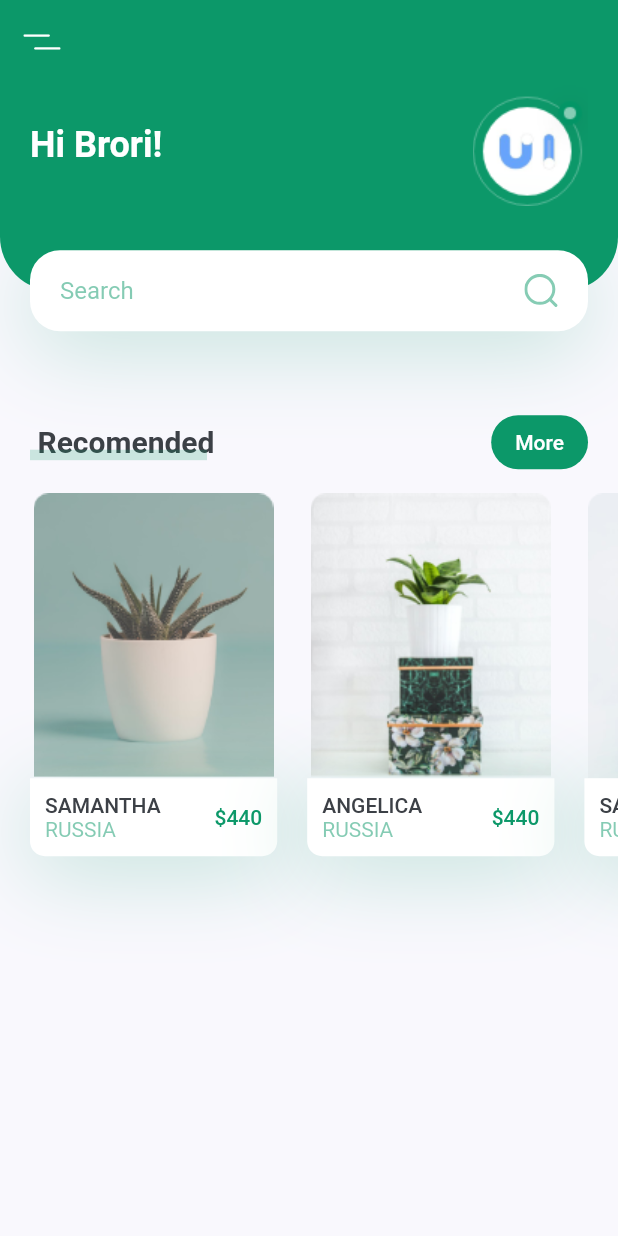
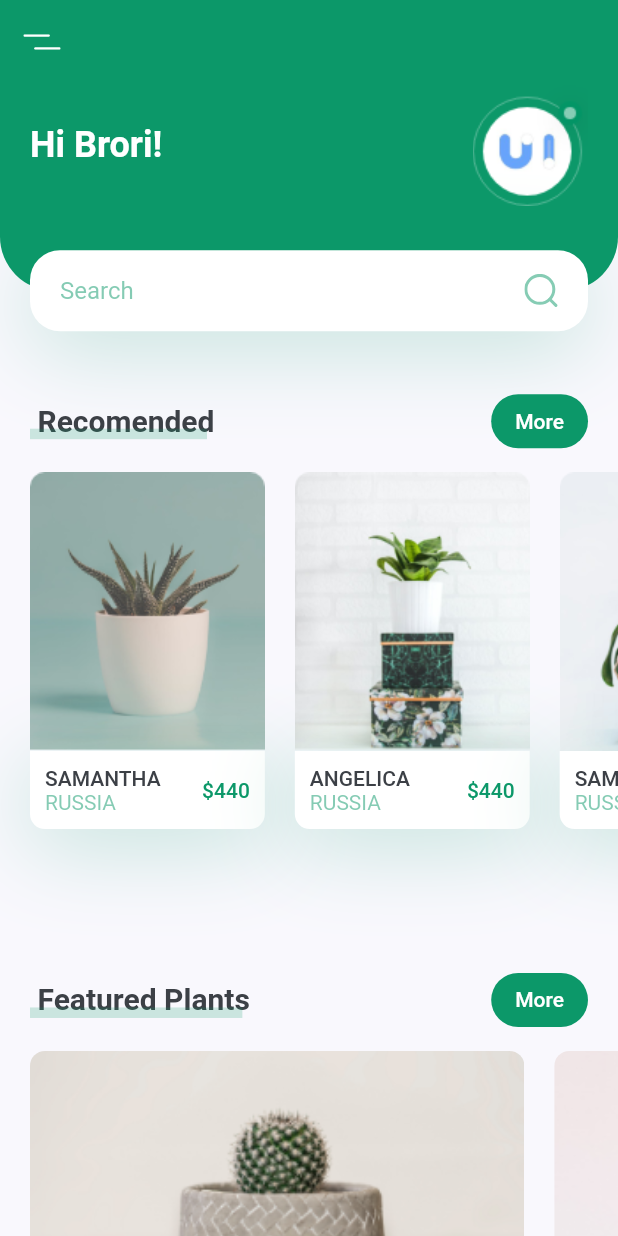
Before and after one commit to Dzaky02/plant_app_flutter_ui, a Flutter app: the screen it shows after launch, on a phone screen of 412 x 824 dp. Run offline on Flutter 3.47's test engine with Material 2 defaults, Android fonts, the phone set to English and light mode, and no system bars; our stand-ins replace flutter_svg.

Commit message:
Featured Plants ListView.

```diff
--- a/lib/pages/home/components/body.dart
+++ b/lib/pages/home/components/body.dart
@@ -2,6 +2,7 @@ import 'dart:ui';
 
 import 'package:flutter/material.dart';
 import 'package:plant_app_flutter_ui/models/plant_model.dart';
+import 'package:plant_app_flutter_ui/pages/home/components/featured_plants.dart';
 import 'package:plant_app_flutter_ui/pages/home/components/header_with_searchbox.dart';
 import 'package:plant_app_flutter_ui/pages/home/components/list_of_recomend_plants.dart';
 import 'package:plant_app_flutter_ui/pages/home/components/title_with_more_btn.dart';
@@ -34,6 +35,11 @@ class Body extends StatelessWidget {
       price: 440,
     ),
   ];
+  final List<String> listOfFeaturedPlants = [
+    "assets/images/bottom_img_1.png",
+    "assets/images/bottom_img_2.png",
+    "assets/images/bottom_img_1.png",
+  ];
 
   @override
   Widget build(BuildContext context) {
@@ -46,6 +52,11 @@ class Body extends StatelessWidget {
           HeaderWithSearchBox(size: size),
           TitleWithMoreBtn(title: 'Recomended', press: () {}),
           ListOfRecomendPlants(size: size, listOfPlants: listOfPlants),
+          TitleWithMoreBtn(title: 'Featured Plants', press: () {}),
+          FeaturedPlants(listOfFeaturedPlants: listOfFeaturedPlants),
+          SizedBox(
+            height: defaultPadding,
+          ),
         ],
       ),
     );
--- /dev/null
+++ b/lib/pages/home/components/featured_plants.dart
@@ -0,0 +1,61 @@
+import 'package:flutter/material.dart';
+import 'package:plant_app_flutter_ui/theme.dart';
+
+class FeaturedPlants extends StatelessWidget {
+  const FeaturedPlants({
+    Key? key,
+    required this.listOfFeaturedPlants,
+  }) : super(key: key);
+
+  final List<String> listOfFeaturedPlants;
+
+  @override
+  Widget build(BuildContext context) {
+    return Container(
+      height: 185,
+      child: ListView.builder(
+        scrollDirection: Axis.horizontal,
+        itemCount: listOfFeaturedPlants.length,
+        itemBuilder: (context, index) => FeaturePlantCard(
+          image: listOfFeaturedPlants[index],
+          press: () {},
+        ),
+      ),
+    );
+  }
+}
+
+class FeaturePlantCard extends StatelessWidget {
+  const FeaturePlantCard({
+    Key? key,
+    required this.image,
+    required this.press,
+  }) : super(key: key);
+
+  final String image;
+  final Function press;
+
+  @override
+  Widget build(BuildContext context) {
+    Size size = MediaQuery.of(context).size;
+    return GestureDetector(
+      onTap: () => press,
+      child: Container(
+        width: size.width * 0.8,
+        height: 185,
+        margin: EdgeInsets.only(
+          left: defaultPadding,
+          top: defaultPadding / 2,
+          bottom: defaultPadding / 2,
+        ),
+        decoration: BoxDecoration(
+          borderRadius: BorderRadius.circular(10),
+          image: DecorationImage(
+            fit: BoxFit.cover,
+            image: AssetImage(image),
+          ),
+        ),
+      ),
+    );
+  }
+}
--- a/lib/pages/home/components/header_with_searchbox.dart
+++ b/lib/pages/home/components/header_with_searchbox.dart
@@ -1,7 +1,6 @@
 import 'package:flutter/material.dart';
 import 'package:flutter_svg/flutter_svg.dart';
 import 'package:plant_app_flutter_ui/theme.dart';
-
 
 class HeaderWithSearchBox extends StatelessWidget {
   const HeaderWithSearchBox({
@@ -17,7 +16,7 @@ class HeaderWithSearchBox extends StatelessWidget {
       // It will cover 20% of our total height
       height: size.height * 0.2,
       margin: EdgeInsets.only(
-        bottom: defaultPadding * 2.5,
+        bottom: defaultPadding * 1.8,
       ),
       child: Stack(
         children: [
--- a/lib/pages/home/components/list_of_recomend_plants.dart
+++ b/lib/pages/home/components/list_of_recomend_plants.dart
@@ -15,7 +15,7 @@ class ListOfRecomendPlants extends StatelessWidget {
   @override
   Widget build(BuildContext context) {
     return Container(
-      height: size.height * 0.43,
+      height: size.height * 0.41,
       child: ListView.builder(
           scrollDirection: Axis.horizontal,
           padding: EdgeInsets.only(
@@ -48,7 +48,7 @@ class RecomendedPlantCard extends StatelessWidget {
     Size size = MediaQuery.of(context).size;
     return Container(
       // Cover 40% of screen width
-      width: size.width * 0.4,
+      width: size.width * 0.38,
       margin: EdgeInsets.only(
         right: defaultPadding,
       ),
@@ -56,10 +56,7 @@ class RecomendedPlantCard extends StatelessWidget {
         children: [
           Image.asset(plant.image),
           GestureDetector(
-            onTap: () {
-              // ignore: unnecessary_statements
-              press;
-            },
+            onTap: () => press,
             child: Container(
               padding: EdgeInsets.all(defaultPadding / 2),
               decoration: BoxDecoration(
```
